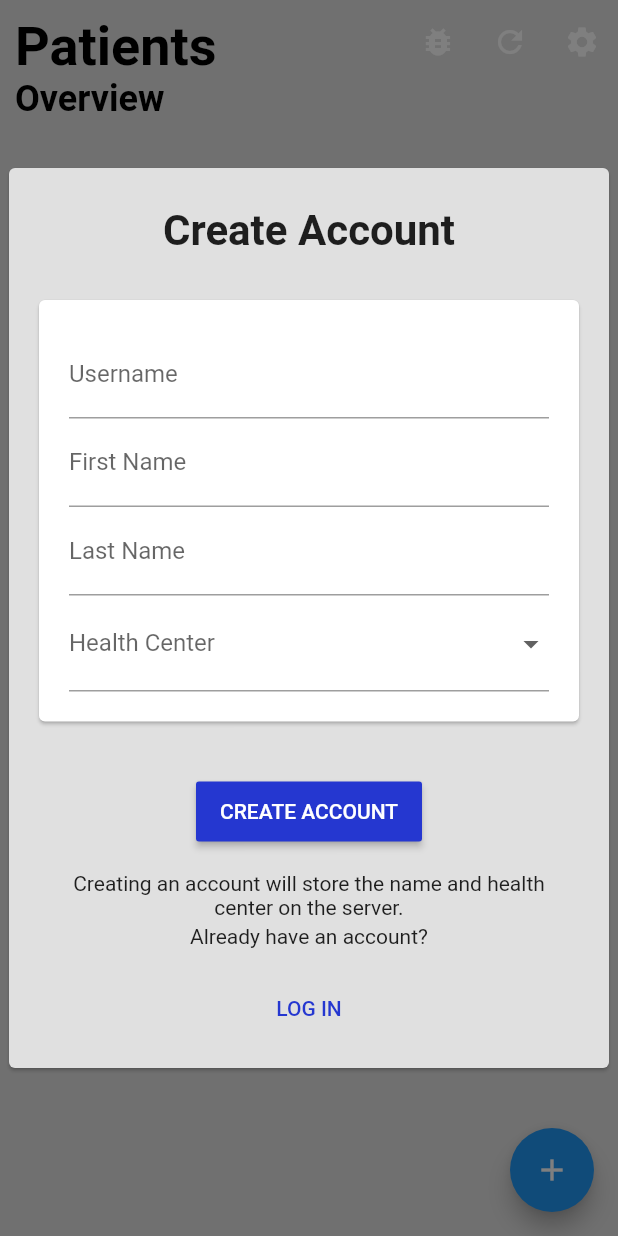
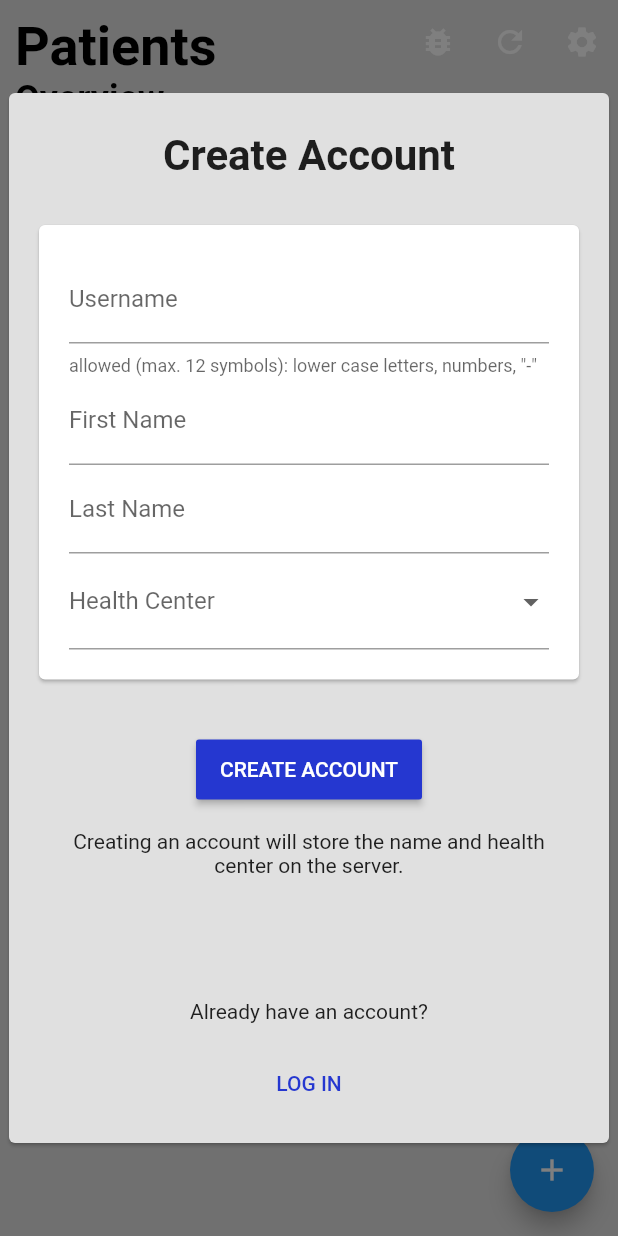
Before and after one commit to chrisly-bear/PEBRApp, a Flutter app: the screen it shows after launch, on a phone screen of 412 x 824 dp. Run offline on Flutter 3.47's test engine with Material 2 defaults, Android fonts, the phone set to English and light mode, and no system bars; our stand-ins replace flushbar, shared_preferences, sqflite; missing offline and left inert: spreadsheet_decoder; accounts and stored records are empty.

Commit message:
Limit username to lower case letters, numbers and '-'.

```diff
--- a/lib/screens/SettingsScreen.dart
+++ b/lib/screens/SettingsScreen.dart
@@ -1,6 +1,7 @@
 import 'dart:io';
 
 import 'package:flutter/material.dart';
+import 'package:flutter/services.dart';
 import 'package:pebrapp/components/PEBRAButtonFlat.dart';
 import 'package:pebrapp/components/PEBRAButtonRaised.dart';
 import 'package:pebrapp/database/DatabaseProvider.dart';
@@ -52,7 +53,7 @@ class _SettingsScreenState extends State<SettingsScreen> {
         color: Color.fromARGB(255, 224, 224, 224),
         child: Container(
           width: 400,
-          height: 600,
+          height: 700,
           child: _isLoading ? Center(child: Text('Loading...')) : (
               _loginData == null ? LoginBody() : Center(child: SettingsBody(this._loginData))),
         ),
@@ -386,9 +387,14 @@ class _LoginBodyState extends State<LoginBody> {
                   TextFormField(
                     decoration: InputDecoration(
                       labelText: 'Username',
+                      helperText: _createAccountMode ? 'allowed (max. 12 symbols): lower case letters, numbers, "-"' : null,
                     ),
                     textAlign: TextAlign.center,
                     controller: _usernameCtr,
+                    inputFormatters: [
+                      WhitelistingTextInputFormatter(RegExp('[a-z0-9\-]')),
+                      LengthLimitingTextInputFormatter(12),
+                    ],
                     validator: (value) {
                       if (value.isEmpty) {
                         return 'Please enter a username';
```
